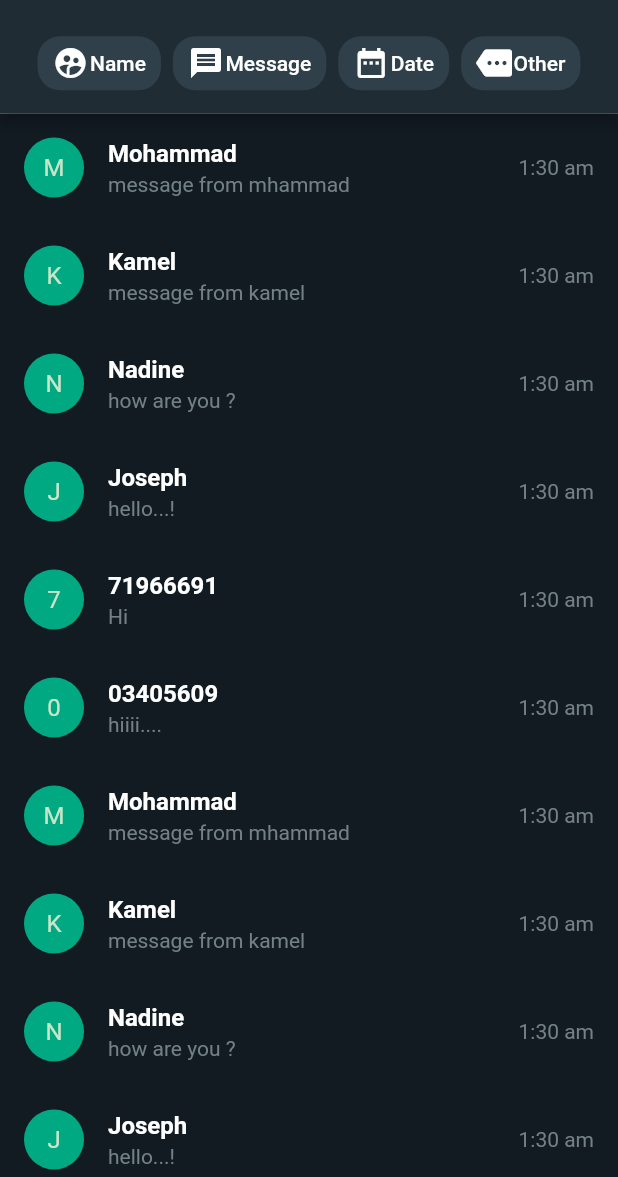
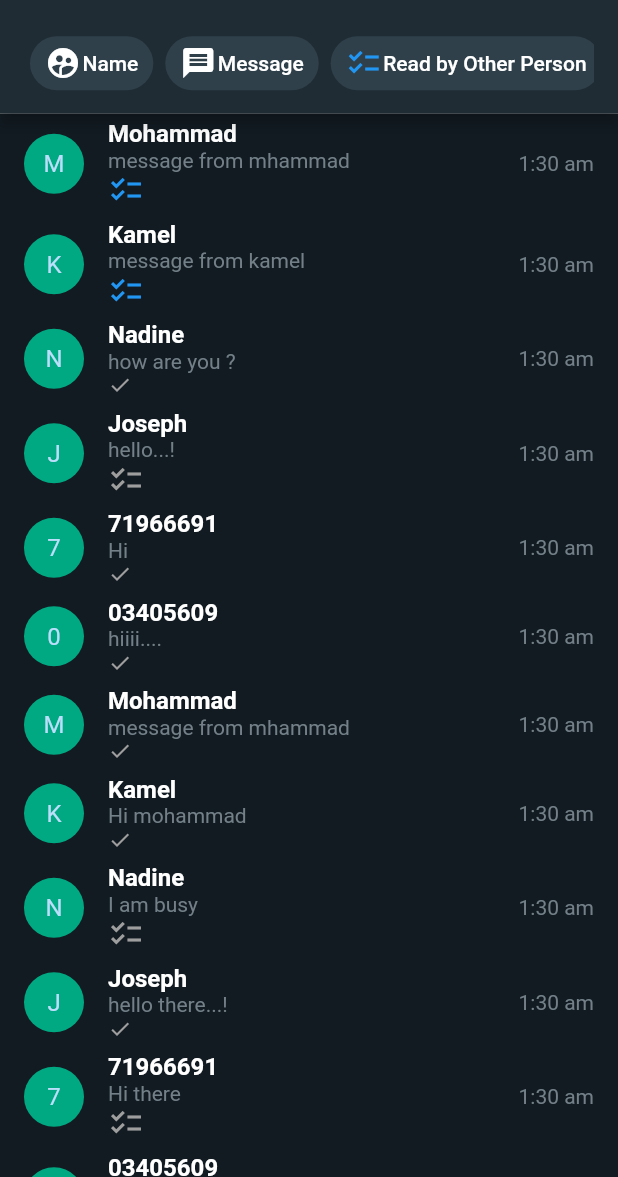
Before and after one commit to mattar88/wp_search_bar, a Flutter app: the screen it shows after launch, after a tap on the "search" icon, after a tap on the "cancel" icon, on a phone screen of 412 x 824 dp, the part 59-1236 px from its top. Run offline on Flutter 3.47's test engine with Material 2 defaults, Android fonts, the phone set to English and light mode, and no system bars.

Commit message:
Add features and improve example
add event onchangeFilter
improve example
clean code

```diff
--- a/example/lib/main.dart
+++ b/example/lib/main.dart
@@ -5,6 +5,17 @@ import 'package:wp_search_bar/wp_search_bar.dart';
 
 void main() {
   runApp(const MyApp());
+}
+
+abstract class StatusEnum {
+  ///Reached Whatsapp Servers
+  static String rcs = "RCS";
+
+  ///Reached Other Person
+  static String rcp = "RCP";
+
+  ///Read By other Person
+  static String rdp = "RDP";
 }
 
 class MyApp extends StatefulWidget {
@@ -15,21 +26,21 @@ class MyApp extends StatefulWidget {
 }
 
 class _MyAppState extends State<MyApp> {
-  List<Map<String, String>> data = [
-    {'name': "Mohammad", 'message': "message from mhammad"},
-    {'name': "Kamel", 'message': "message from kamel"},
-    {'name': "Nadine", 'message': "how are you ?"},
-    {'name': "Joseph", 'message': "hello...!"},
-    {'name': "71966691", 'message': "Hi"},
-    {'name': "03405609", 'message': "hiiii...."},
-    {'name': "Mohammad", 'message': "message from mhammad"},
-    {'name': "Kamel", 'message': "message from kamel"},
-    {'name': "Nadine", 'message': "how are you ?"},
-    {'name': "Joseph", 'message': "hello...!"},
-    {'name': "71966691", 'message': "Hi"},
-    {'name': "03405609", 'message': "hiiii...."},
+  List<Map<String, dynamic>> data = [
+    {'name': "Mohammad", 'message': "message from mhammad", 'status': 'RDP'},
+    {'name': "Kamel", 'message': "message from kamel", 'status': 'RDP'},
+    {'name': "Nadine", 'message': "how are you ?", 'status': 'RCP'},
+    {'name': "Joseph", 'message': "hello...!", 'status': 'RCS'},
+    {'name': "71966691", 'message': "Hi", 'status': 'RCP'},
+    {'name': "03405609", 'message': "hiiii....", 'status': 'RCP'},
+    {'name': "Mohammad", 'message': "message from mhammad", 'status': 'RCP'},
+    {'name': "Kamel", 'message': "Hi mohammad", 'status': 'RCP'},
+    {'name': "Nadine", 'message': "I am busy", 'status': 'RCS'},
+    {'name': "Joseph", 'message': "hello there...!", 'status': 'RCP'},
+    {'name': "71966691", 'message': "Hi there", 'status': 'RCS'},
+    {'name': "03405609", 'message': "", 'status': 'RCS'},
   ];
-  List<Map<String, String>> filteredData = [];
+  List<Map<String, dynamic>> filteredData = [];
   @override
   void initState() {
     filteredData = data;
@@ -39,10 +50,6 @@ class _MyAppState extends State<MyApp> {
   @override
   Widget build(BuildContext context) {
     return MaterialApp(
-      theme: ThemeData(
-        primarySwatch: Colors.green,
-        visualDensity: VisualDensity.adaptivePlatformDensity,
-      ),
       home: WPSearchBar(
         appBarBackgroundColor: const Color(0xff1f2c34),
         listOfFilters: const {
@@ -58,42 +65,69 @@ class _MyAppState extends State<MyApp> {
             'selected': false,
             'title': 'Message',
             'operation': 'CONTAINS',
-            'icon': Icons.message,
+            'icon': Icon(Icons.message),
+          },
+          'read_by_person': {
+            'name': 'read_by_person',
+            'selected': false,
+            'title': 'Read by Other Person',
+            'operation': 'CONTAINS',
+            'icon': Icon(
+              Icons.checklist_sharp,
+              color: Colors.blue,
+            ),
           },
           'date': {
             'name': 'Date',
             'selected': false,
             'title': 'Date',
             'operation': 'CONTAINS',
-            'icon': Icons.date_range,
-          },
-          'other': {
-            'name': 'other',
-            'selected': false,
-            'title': 'Other',
-            'operation': 'CONTAINS',
-            'icon': Icons.more,
+            'icon': Icon(Icons.date_range),
           },
         },
         materialDesign: const {
           'title': {'text': 'WhatsApp'},
         },
-        onSearch: (filter, value, operation) {
+        onChangeFilter: (filterName, selected, filterObject) {
+          return true;
+        },
+        onSearch: (filterSelected, value, operation) {
           // log('${this.data}');
-          filteredData = data.where((Map<String, String> element) {
+          filteredData = data.where((Map<String, dynamic> element) {
             // log('Element----');
-            log('Element  ${element[filter]}, filter: ${filter}, value: ${value}');
-            if (filter != null &&
-                element[filter] != null &&
-                element[filter]!.toLowerCase().contains(value.toLowerCase())) {
+            var dataKey = filterSelected;
+            log('Element  ${element[filterSelected]}, filter: ${filterSelected}, value: ${value}');
+
+            if (dataKey != null) {
+              if (dataKey == 'read_by_person') {
+                dataKey = 'name';
+                if (element['status'] == null ||
+                    element['status'] != (StatusEnum.rdp)) {
+                  return false;
+                }
+              }
+            }
+
+            if (value == null || value == '') {
+              return true;
+            }
+
+            log('Element2  ${element[dataKey]}, filter: ${dataKey}, value: ${value}');
+            if (dataKey != null &&
+                element[dataKey] != null &&
+                element[dataKey]!.toLowerCase().contains(value.toLowerCase())) {
               return true;
             } else {
-              if (element['message']!
-                  .toLowerCase()
-                  .contains(value.toLowerCase())) {
+              if (element['name']!
+                      .toLowerCase()
+                      .contains(value.toLowerCase()) ||
+                  element['message']!
+                      .toLowerCase()
+                      .contains(value.toLowerCase())) {
                 return true;
               }
             }
+
             return false;
           }).toList();
           // log('OnSearch output---${filter}, ${operation}, ${value}}');
@@ -117,9 +151,26 @@ class _MyAppState extends State<MyApp> {
                     style: const TextStyle(
                         color: Colors.white, fontWeight: FontWeight.bold),
                   ),
-                  subtitle: Text(
-                    item['message'].toString(),
-                    style: const TextStyle(color: Color(0xff738088)),
+                  subtitle: Column(
+                    crossAxisAlignment: CrossAxisAlignment.start,
+                    children: [
+                      Text(
+                        item['message'].toString(),
+                        style: const TextStyle(color: Color(0xff738088)),
+                      ),
+                      if (item['status'] == StatusEnum.rdp)
+                        const Icon(
+                          Icons.checklist_sharp,
+                          color: Colors.blue,
+                        ),
+                      if (item['status'] == StatusEnum.rcs)
+                        const Icon(
+                          Icons.checklist_sharp,
+                          color: Colors.grey,
+                        ),
+                      if (item['status'] == StatusEnum.rcp)
+                        const Icon(Icons.check, color: Colors.grey, size: 16),
+                    ],
                   ),
                   trailing: const Text(
                     '1:30 am',
--- a/lib/wp_search_bar.dart
+++ b/lib/wp_search_bar.dart
@@ -13,6 +13,7 @@ class WPSearchBar extends StatefulWidget {
       required this.listOfFilters,
       this.materialDesign,
       this.onSearch,
+      this.onChangeFilter,
       this.body,
       this.floatingActionButton,
       this.floatingActionButtonLocation,
@@ -40,7 +41,8 @@ class WPSearchBar extends StatefulWidget {
       this.actions,
       this.appBarBackgroundColor,
       this.appBarForegroundColor,
-      this.appBarShape})
+      this.appBarShape,
+      this.isLoading = false})
       : super(key: key);
 
   /// {@end-tool}
@@ -57,8 +59,15 @@ class WPSearchBar extends StatefulWidget {
   final Map<String, Map<String, Object>> listOfFilters;
 
   /// Have two parameters filterSelected and value that typed by user
-  final Function(String? filterSelected, String value, String operation)?
+  final Function(String? filterSelected, String? value, String? operation)?
       onSearch;
+
+  ///Optional callback is called when a filter is selected or closed
+  ///`Selected` true when selected and
+  ///false when closed `FonSearchilterObject` is the filter data given and
+  final Function(
+          String filterName, bool selected, Map<String, dynamic> filterObject)?
+      onChangeFilter;
 
   /// If true, and [bottomNavigationBar] or [persistentFooterButtons]
   /// is specified, then the [body] extends to the bottom of the Scaffold,
@@ -378,6 +387,9 @@ class WPSearchBar extends StatefulWidget {
   ///    is light or dark.
   final Color? appBarForegroundColor;
 
+  /// used to show indicator progress for server request
+  final bool isLoading;
+
   @override
   _WPSearchBarState createState() => _WPSearchBarState();
 }
@@ -386,6 +398,7 @@ class _WPSearchBarState extends State<WPSearchBar>
     with SingleTickerProviderStateMixin {
   bool isSearching = false;
   String? selectedFilter;
+  bool firstTryBackSpaceKey = false;
 
   late Animation<Offset> offset;
   AnimationController? controller;
@@ -407,23 +420,41 @@ class _WPSearchBarState extends State<WPSearchBar>
   }
 
   void onPressedButton(filterName) {
+    widget.onChangeFilter!(filterName, true, widget.listOfFilters[filterName]!);
+    widget.onSearch!(filterName, null, null);
     setState(() {
       selectedFilter = filterName;
     });
   }
 
-  onClearSearch() {
+  onClearSearch(filterName) {
+    log('----onClearSearch--${filterName}');
+    if (filterName != null) {
+      widget.onChangeFilter!(
+          filterName, false, widget.listOfFilters[filterName]!);
+    }
+    widget.onSearch!(null, null, null);
     setState(() {
       fieldText.clear();
+      firstTryBackSpaceKey = false;
       selectedFilter = null;
     });
   }
 
-  ButtonFilter buildButton(Map<String, Object>? buttonData, buttonsColor,
+  ButtonFilter buildButton(Map<String, dynamic>? buttonData, buttonsColor,
       {selected = false}) {
     var name = buttonData != null ? buttonData['name'].toString() : '';
     var title = buttonData != null ? buttonData['title'].toString() : '';
-    var icon = buttonData != null ? buttonData['icon'] as IconData : null;
+
+    var icon = null;
+    if (buttonData != null) {
+      if (buttonData['icon'] is! Widget) {
+        icon = Icon(buttonData['icon']);
+      } else {
+        icon = buttonData['icon'];
+      }
+    }
+
     return ButtonFilter(
       name: name,
       onPressed: () {
@@ -432,7 +463,9 @@ class _WPSearchBarState extends State<WPSearchBar>
       selected: selected,
       title: title,
       icon: icon,
-        buttonsColor: buttonsColor);
+      buttonsColor: buttonsColor,
+      mark: firstTryBackSpaceKey,
+    );
   }
 
   @override
@@ -541,10 +574,16 @@ class _WPSearchBarState extends State<WPSearchBar>
                                             LogicalKeyboardKey.backspace) {
                                           if (selectedFilter != null &&
                                               fieldText.value.text == '') {
+                                            if (!firstTryBackSpaceKey) {
                                               setState(() {
-                                              selectedFilter = null;
+                                                firstTryBackSpaceKey = true;
                                               });
+                                            } else {
+                                              onClearSearch(selectedFilter);
                                             }
+                                          }
+                                        } else {
+                                          firstTryBackSpaceKey = false;
                                         }
                                       },
                                       child: TextField(
@@ -555,7 +594,7 @@ class _WPSearchBarState extends State<WPSearchBar>
                                         controller: fieldText,
                                         onChanged: (value) {
                                           String operation = '';
-
+                                          log('${value}, ${fieldText.text}');
                                           if (selectedFilter != null) {
                                             operation =
                                                 listOfFilters[selectedFilter]![
@@ -572,10 +611,17 @@ class _WPSearchBarState extends State<WPSearchBar>
                                                 'textField']!['decoration']
                                             as InputDecoration,
                                       ))),
-                          IconButton(
+                          (widget.isLoading)
+                              ? Transform.scale(
+                                  scale: 0.5,
+                                  child: const CircularProgressIndicator(
+                                    strokeWidth: 3,
+                                  ),
+                                )
+                              : IconButton(
                                   icon: const Icon(Icons.cancel),
                                   onPressed: () {
-                              onClearSearch();
+                                    onClearSearch(selectedFilter);
                                     widget.onSearch!(
                                       selectedFilter,
                                       '',
@@ -643,7 +689,7 @@ class Debouncer {
 
   run(VoidCallback action) {
     // log('----- ${_timer.isActive}');
-    if (_timer.isActive) {
+    if (_timer != null && _timer.isActive) {
       _timer.cancel();
     }
 
@@ -655,9 +701,10 @@ class ButtonFilter extends StatefulWidget {
   final VoidCallback onPressed;
   final String name;
   final String title;
-  final IconData? icon;
+  final Widget? icon;
   final bool selected;
   final buttonsColor;
+  final bool mark;
 
   const ButtonFilter(
       {Key? key,
@@ -666,7 +713,8 @@ class ButtonFilter extends StatefulWidget {
       required this.title,
       required this.icon,
       required this.selected,
-      this.buttonsColor})
+      this.buttonsColor,
+      this.mark = false})
       : super(key: key);
 
   @override
@@ -688,12 +736,23 @@ class _ButtonFilterState extends State<ButtonFilter> {
                     ? widget.buttonsColor['selected']!['textColor']
                     : widget.buttonsColor['unselected']!['textColor'],
                 backgroundColor: widget.selected
+                    ? (widget.mark)
                         ? widget.buttonsColor['selected']!['backgroundColor']
+                            .withOpacity(0.5)
+                        : widget.buttonsColor['selected']!['backgroundColor']
                     : widget.buttonsColor['unselected']!['backgroundColor'],
                 // minimumSize: Size(88, 36),
                 padding: const EdgeInsets.symmetric(horizontal: 10.0),
-                shape: const RoundedRectangleBorder(
-                  borderRadius: BorderRadius.all(Radius.circular(15.0)),
+                shape: RoundedRectangleBorder(
+                  side: (widget.mark)
+                      ? BorderSide(
+                          width: 1,
+                          color: widget
+                              .buttonsColor['selected']!['backgroundColor'],
+                          style: BorderStyle.solid,
+                        )
+                      : BorderSide.none,
+                  borderRadius: BorderRadius.all(Radius.circular(25.0)),
                 ),
               ),
               onPressed: () {
@@ -704,7 +763,7 @@ class _ButtonFilterState extends State<ButtonFilter> {
               },
               child: Row(
                 children: [
-                  Icon(widget.icon),
+                  widget.icon!,
                   const SizedBox(
                     width: 1,
                   ),
--- a/pubspec.yaml
+++ b/pubspec.yaml
@@ -1,6 +1,6 @@
 name: wp_search_bar
 description: A Flutter plugin enable you to build a flexible search bar like WhatsApp Search bar.
-version: 0.0.7
+version: 0.0.8
 homepage: https://github.com/mattar88/wp_search_bar
 
 environment:
```
Also changed, not shown: example/pubspec.lock, 3 other files. Lines whose indentation alone changed are shown as unchanged.
